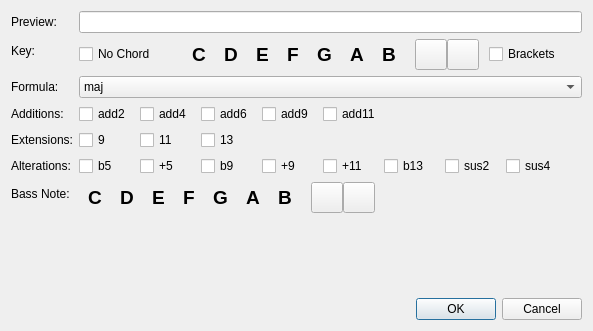
Qt form source/dialogs/chordnamedialog.ui (powertab/powertabeditor) before a commit.
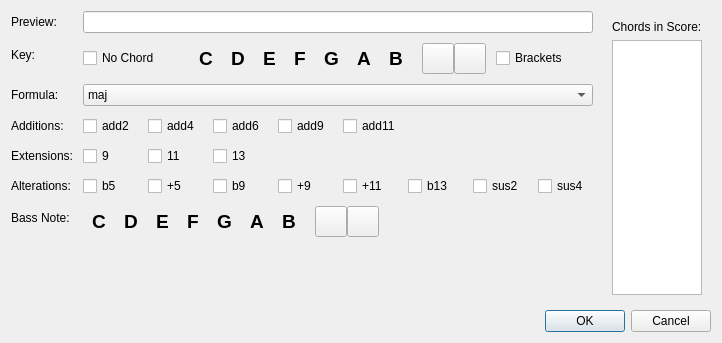
The same form after that commit. Icons and pictures are not drawn.

Commit message:
Allow picking from existing chord names in the score.
The chord name dialog now shows names from the score's chord diagrams and chord text items

```diff
--- a/source/dialogs/chordnamedialog.ui
+++ b/source/dialogs/chordnamedialog.ui
@@ -9,8 +9,8 @@
    <rect>
     <x>0</x>
     <y>0</y>
-    <width>593</width>
-    <height>331</height>
+    <width>679</width>
+    <height>343</height>
    </rect>
   </property>
   <property name="windowTitle">
@@ -21,6 +21,11 @@
   </property>
   <layout class="QVBoxLayout" name="verticalLayout">
    <item>
+    <layout class="QHBoxLayout" name="mainLayout">
+     <property name="spacing">
+      <number>10</number>
+     </property>
+     <item>
     <layout class="QFormLayout" name="formLayout">
      <property name="sizeConstraint">
       <enum>QLayout::SetFixedSize</enum>
@@ -881,6 +886,31 @@
         </spacer>
        </item>
       </layout>
+       </item>
+      </layout>
+     </item>
+     <item>
+      <widget class="QFrame" name="verticalFrame">
+       <layout class="QVBoxLayout" name="verticalLayout_2">
+        <item>
+         <widget class="QLabel" name="chordsInScoreLabel">
+          <property name="text">
+           <string>Chords in Score:</string>
+          </property>
+         </widget>
+        </item>
+        <item>
+         <widget class="QListWidget" name="chordsList">
+          <property name="minimumSize">
+           <size>
+            <width>75</width>
+            <height>0</height>
+           </size>
+          </property>
+         </widget>
+        </item>
+       </layout>
+      </widget>
      </item>
     </layout>
    </item>
```
Lines whose indentation alone changed are shown as unchanged. The commit also changes 7 other files.
